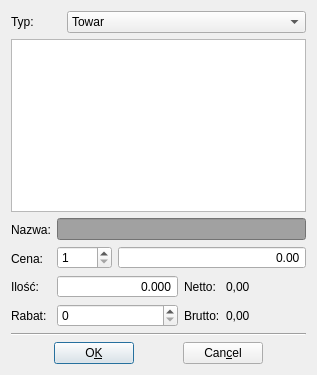
This is TowaryLista.ui in juliagoda/qfaktury as Qt 5 draws it before an edit. The edited form follows.
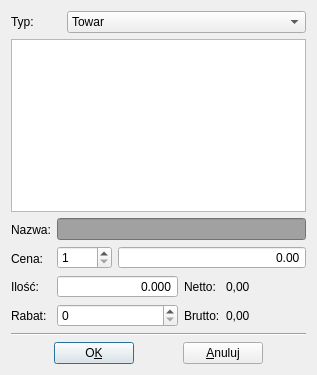
This is the edited form.

```diff
--- a/TowaryLista.ui
+++ b/TowaryLista.ui
@@ -299,7 +299,7 @@
      <item>
       <widget class="QPushButton" name="cancelBtn" >
        <property name="text" >
-        <string>Can&amp;cel</string>
+        <string>&amp;Anuluj</string>
        </property>
        <property name="shortcut" >
         <string>Alt+C</string>
```
